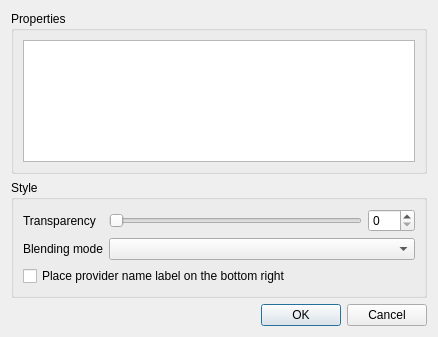
minorua/TileLayerPlugin, file propertiesdialog.ui: the form before one commit.
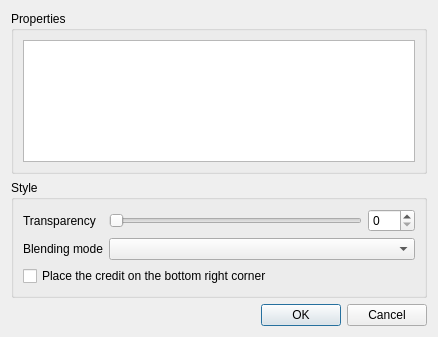
The form after the commit.

Commit message: rename provider name label to credit

```diff
--- a/propertiesdialog.ui
+++ b/propertiesdialog.ui
@@ -86,7 +86,7 @@
         <item>
          <widget class="QCheckBox" name="checkBox_ProviderNameLabelVisibility">
           <property name="text">
-           <string>Place provider name label on the bottom right</string>
+           <string>Place the credit on the bottom right corner</string>
           </property>
          </widget>
         </item>
```
The commit also changes 4 other files.
